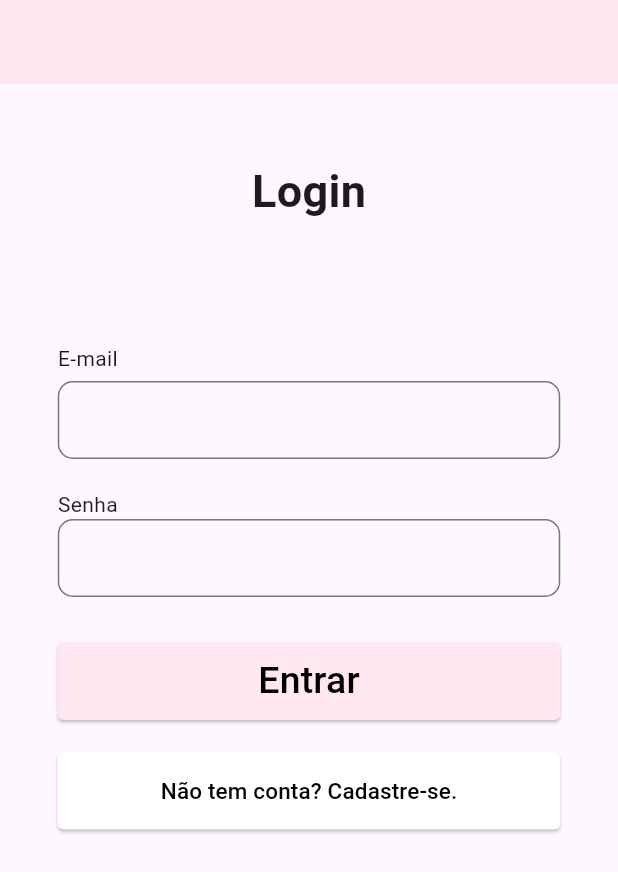
After one commit to joaovtrsantos/tati_unhas_e_beleza_flutter, a Flutter app: the screen it shows after launch, on a phone screen of 412 x 824 dp. The commit adds this screen. Shown: the top 872 px of the screen. Run offline on Flutter 3.47's test engine with Material 3 defaults, Android fonts, the phone set to English and light mode, and no system bars; our stand-ins replace firebase_auth, firebase_core, font_awesome_flutter; accounts and stored records are empty.

Commit message:
feat: Ajustes para permitir cadastro via formulário

```diff
--- a/lib/main.dart
+++ b/lib/main.dart
@@ -1,6 +1,6 @@
 import 'package:firebase_core/firebase_core.dart';
 import 'package:flutter/material.dart';
-import 'package:tati_unhas_e_beleza_flutter/widgets/VerificadorLogado.dart';
+import 'package:tati_unhas_e_beleza_flutter/widgets/DecisorTela.dart';
 
 Future<void> main () async {
   WidgetsFlutterBinding.ensureInitialized();
@@ -15,7 +15,7 @@ class TatyApp extends StatelessWidget {
   Widget build(BuildContext context) {
     return MaterialApp(
       debugShowCheckedModeBanner: false,
-      home: const VerificadorLogado(),
+      home: const DecisorTela(),
     );
   }
 }
--- a/lib/widgets/BotaoAgendamento.dart
+++ b/lib/widgets/BotaoAgendamento.dart
@@ -1,5 +1,5 @@
 import 'package:flutter/material.dart';
-import 'package:tati_unhas_e_beleza_flutter/widgets/login/Login.dart';
+import 'package:tati_unhas_e_beleza_flutter/widgets/login/LoginCadastro.dart';
 
 class BotaoAgendamento extends StatelessWidget {
   const BotaoAgendamento({super.key});
@@ -15,7 +15,7 @@ class BotaoAgendamento extends StatelessWidget {
             onPressed: () {
               Navigator.push(
                 context,
-                MaterialPageRoute(builder: (context) => const Login())
+                MaterialPageRoute(builder: (context) => const LoginCadastro())
               );
             },
             style: ButtonStyle(
--- a/lib/widgets/Capa.dart
+++ b/lib/widgets/Capa.dart
@@ -1,6 +1,5 @@
 import 'package:flutter/material.dart';
 import 'package:tati_unhas_e_beleza_flutter/widgets/ImagensCapa.dart';
-import 'package:tati_unhas_e_beleza_flutter/widgets/Slogan.dart';
 
 class Capa extends StatelessWidget {
   const Capa({super.key});
--- a/lib/widgets/VerificadorLogado.dart
+++ b/lib/widgets/DecisorTela.dart
@@ -1,16 +1,16 @@
 import 'package:flutter/material.dart';
 import 'package:tati_unhas_e_beleza_flutter/widgets/PaginaInicial.dart';
 import 'package:tati_unhas_e_beleza_flutter/widgets/login/Auth.dart';
-import 'package:tati_unhas_e_beleza_flutter/widgets/login/Login.dart';
+import 'package:tati_unhas_e_beleza_flutter/widgets/login/LoginCadastro.dart';
 
-class VerificadorLogado extends StatefulWidget {
-  const VerificadorLogado({super.key});
+class DecisorTela extends StatefulWidget {
+  const DecisorTela({super.key});
 
   @override
-  State<VerificadorLogado> createState() => _VerificadorLogadoState();
+  State<DecisorTela> createState() => _DecisorTelaState();
 }
 
-class _VerificadorLogadoState extends State<VerificadorLogado> {
+class _DecisorTelaState extends State<DecisorTela> {
   @override
   Widget build(BuildContext context) {
     return StreamBuilder(
@@ -19,9 +19,9 @@ class _VerificadorLogadoState extends State<VerificadorLogado> {
         if (snapshot.hasData) {
           return TatiUnhasEBelezaApp();
         } else {
-          return const Login();
+          return const LoginCadastro();
         }
       }
-      );
+    );
   }
 }
--- a/lib/widgets/login/BotaoCadastro.dart
+++ b/lib/widgets/login/BotaoCadastro.dart
@@ -1,7 +1,14 @@
 import 'package:flutter/material.dart';
 
 class BotaoCadastro extends StatelessWidget {
-  const BotaoCadastro({super.key});
+  const BotaoCadastro({
+    this.isLogin = true,
+    required this.onPressed,
+    super.key,
+  });
+
+  final bool isLogin;
+  final VoidCallback onPressed;
 
   @override
   Widget build(BuildContext context) {
@@ -9,7 +16,7 @@ class BotaoCadastro extends StatelessWidget {
       width: 335,
       height: 52,
       child: ElevatedButton(
-        onPressed: null,
+        onPressed: onPressed,
         style: ButtonStyle(
           backgroundColor: WidgetStateProperty.all(Colors.white),
           shape: WidgetStateProperty.all(
@@ -17,8 +24,10 @@ class BotaoCadastro extends StatelessWidget {
           ),
         ),
         child: Text(
-          "Não tem conta? Cadastre-se",
-          style: TextStyle(color: Colors.black, fontSize: 15),
+          isLogin
+              ? "Não tem conta? Cadastre-se."
+              : "Já tem conta? Logue clicando aqui.",
+          style: const TextStyle(color: Colors.black, fontSize: 15),
         ),
       ),
     );
--- /dev/null
+++ b/lib/widgets/login/FormularioLoginCadastro.dart
@@ -0,0 +1,68 @@
+import 'package:firebase_auth/firebase_auth.dart';
+import 'package:flutter/material.dart';
+import 'package:tati_unhas_e_beleza_flutter/widgets/login/Auth.dart';
+import 'package:tati_unhas_e_beleza_flutter/widgets/login/BotaoCadastro.dart';
+import 'package:tati_unhas_e_beleza_flutter/widgets/login/BotaoSubmit.dart';
+import 'package:tati_unhas_e_beleza_flutter/widgets/login/InputFormulario.dart';
+
+class FormularioLoginCadastro extends StatelessWidget {
+  const FormularioLoginCadastro({this.isLogin = true, required this.onAlternarModo, super.key});
+
+  final bool isLogin;
+  final VoidCallback onAlternarModo;
+
+  @override
+  Widget build(BuildContext context) {
+    final TextEditingController _controllerEmail = TextEditingController();
+    final TextEditingController _controllerPassword = TextEditingController();
+    String? errorMessage = '';
+
+  Future<void> signInWithEmailAndPassword() async {
+      try {
+        await Auth().signInWithEmailAndPassword(
+          email: _controllerEmail.text,
+          password: _controllerPassword.text,
+        );
+      } on FirebaseAuthException catch (e) {
+        errorMessage = e.message;
+      }
+    }
+
+    Future<void> createUserWithEmailAndPassword() async {
+      try {
+        await Auth().createUserWithEmailAndPassword(
+          email: _controllerEmail.text,
+          password: _controllerPassword.text,
+        );
+      } on FirebaseAuthException catch (e) {
+        errorMessage = e.message;
+      }
+    }
+
+
+    return Form(
+      child: Column(
+        crossAxisAlignment: CrossAxisAlignment.start,
+        children: [
+          const Text('E-mail', textAlign: TextAlign.left),
+          const SizedBox(height: 5),
+          InputFormulario(_controllerEmail),
+          const SizedBox(height: 20),
+          const Text('Senha', textAlign: TextAlign.left),
+          InputFormulario(_controllerPassword),
+          const SizedBox(height: 30),
+          BotaoSubmit(
+           onPressed: () async {
+            isLogin
+            ? await signInWithEmailAndPassword()
+            : createUserWithEmailAndPassword();
+           },
+           texto: isLogin ? "Entrar" : "Cadastrar",
+          ),
+          Text(errorMessage == '' ? '' : 'Erro ao fazer login $errorMessage'),
+          isLogin ? BotaoCadastro(onPressed: onAlternarModo) : BotaoCadastro(isLogin: false, onPressed: onAlternarModo)
+        ]
+      ),
+    );
+  }
+}
--- /dev/null
+++ b/lib/widgets/login/LoginCadastro.dart
@@ -0,0 +1,41 @@
+import 'package:flutter/material.dart';
+import 'package:tati_unhas_e_beleza_flutter/widgets/login/FormularioLoginCadastro.dart';
+import 'package:tati_unhas_e_beleza_flutter/widgets/login/LoginCadastroTitulo.dart';
+
+class LoginCadastro extends StatefulWidget {
+  const LoginCadastro({super.key});
+
+  @override
+  State<LoginCadastro> createState() => _LoginCadastroState();
+}
+
+class _LoginCadastroState extends State<LoginCadastro> {
+  bool isLogin = true;
+
+  void alternarModo() {
+    setState(() {
+      isLogin = !isLogin;
+    });
+  }
+
+  @override
+  Widget build(BuildContext context) {
+    return Scaffold(
+        appBar: AppBar(backgroundColor: Color.fromARGB(255, 255, 230, 240)),
+        body: ListView(
+          children: [
+            Column(
+              crossAxisAlignment: CrossAxisAlignment.center,
+              children: [
+                const SizedBox(height: 50),
+                LoginCadastroTitulo(isLogin: isLogin),
+                const SizedBox(height: 80),
+                FormularioLoginCadastro(isLogin: isLogin, onAlternarModo: alternarModo,),
+                const SizedBox(height: 5),
+              ],
+            ),
+          ],
+        ),
+      );
+  }
+}
--- /dev/null
+++ b/lib/widgets/login/LoginCadastroTitulo.dart
@@ -0,0 +1,17 @@
+import 'package:flutter/material.dart';
+
+class LoginCadastroTitulo extends StatelessWidget {
+  const LoginCadastroTitulo({this.isLogin = true, super.key});
+
+  final bool isLogin;
+
+  @override
+  Widget build(BuildContext context) {
+    return Text(
+                  isLogin
+                    ? 'Login'
+                    : 'Cadastro',
+                  style: TextStyle(fontWeight: FontWeight.bold, fontSize: 30),
+                );
+  }
+}
```
Also changed, not shown: lib/widgets/login/FormularioLogin.dart (deleted, +0 -74 lines), lib/widgets/login/Login.dart (deleted, +0 -33 lines), lib/widgets/login/LoginTitulo.dart (deleted, +0 -13 lines), 1 other file.
